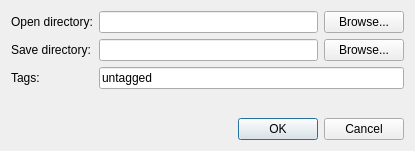
Old version of the form src/plugins/torrent/addmultipletorrents.ui in the repository 0xd34df00d/leechcraft.
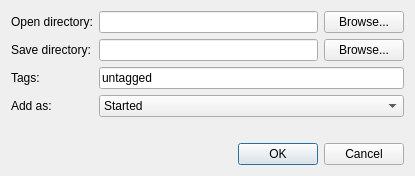
New version of the form. Icons and pictures are not drawn.

Diff of the .ui file:
```diff
--- a/src/plugins/torrent/addmultipletorrents.ui
+++ b/src/plugins/torrent/addmultipletorrents.ui
@@ -6,7 +6,7 @@
     <x>0</x>
     <y>0</y>
     <width>415</width>
-    <height>151</height>
+    <height>176</height>
    </rect>
   </property>
   <property name="windowTitle" >
@@ -75,6 +75,27 @@
        </property>
       </widget>
      </item>
+     <item row="3" column="0" >
+      <widget class="QLabel" name="label_4" >
+       <property name="text" >
+        <string>Add as:</string>
+       </property>
+      </widget>
+     </item>
+     <item row="3" column="1" >
+      <widget class="QComboBox" name="AddTypeBox_" >
+       <item>
+        <property name="text" >
+         <string>Started</string>
+        </property>
+       </item>
+       <item>
+        <property name="text" >
+         <string>Paused</string>
+        </property>
+       </item>
+      </widget>
+     </item>
     </layout>
    </item>
    <item>
```
